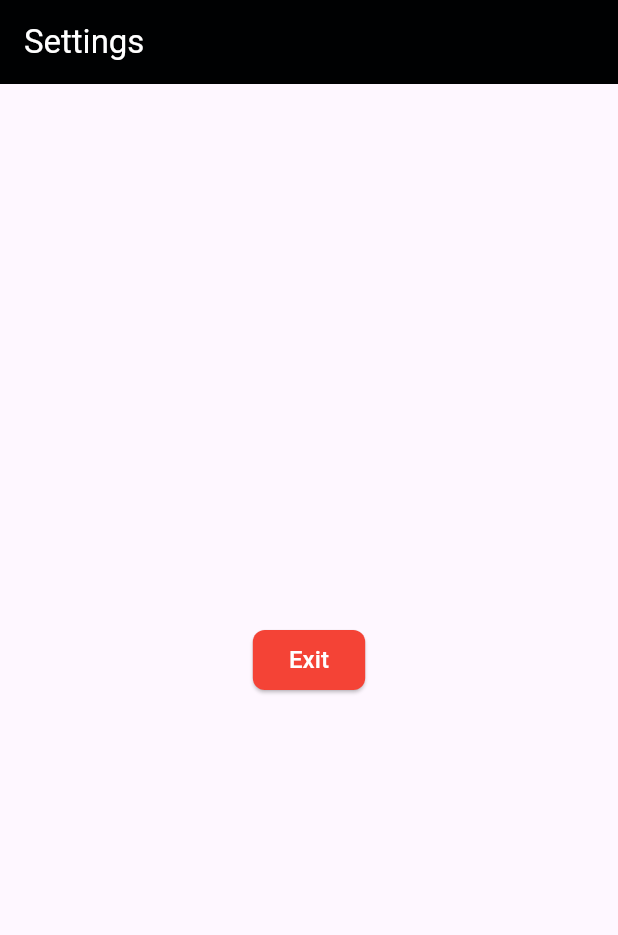
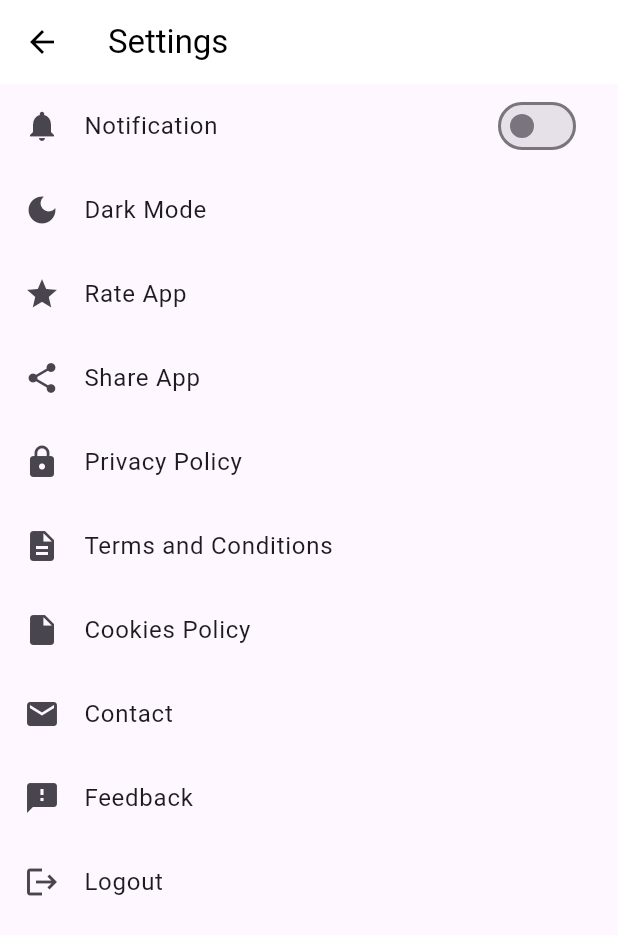
Before and after one commit to DgnK1/autonomousuav, a Flutter app: the SettingsPage screen opened directly, on a phone screen of 412 x 824 dp. Shown: the top 935 px of the screen. Run offline on Flutter 3.47's test engine with Material 3 defaults, Android fonts, the phone set to English and light mode, and no system bars; our stand-ins replace google_maps_flutter.

Commit message:
Modify Settings

```diff
--- a/lib/main.dart
+++ b/lib/main.dart
@@ -314,21 +314,6 @@ class _HomePageState extends State<HomePage> {
                   controller.openView();
                 },
                 leading: const Icon(Icons.search),
-                trailing: <Widget>[
-                  Tooltip(
-                    message: 'Change brightness mode',
-                    child: IconButton(
-                      isSelected: isDark,
-                      onPressed: () {
-                        setState(() {
-                          isDark = !isDark;
-                        });
-                      },
-                      icon: const Icon(Icons.wb_sunny_outlined),
-                      selectedIcon: const Icon(Icons.brightness_2_outlined),
-                    ),
-                  ),
-                ],
               );
             },
             suggestionsBuilder:
@@ -545,40 +530,102 @@ class SettingsPage extends StatefulWidget {
 }
 
 class _SettingsPageState extends State<SettingsPage> {
+  bool notification = false;
+  bool darkMode = false;
+
   @override
   Widget build(BuildContext context) {
+    final isDark = Theme.of(context).brightness == Brightness.dark;
     return Scaffold(
       appBar: AppBar(
-        title: const Text('Settings', style: TextStyle(color: Colors.white)),
-        backgroundColor: const Color.fromARGB(255, 0, 1, 2),
-        automaticallyImplyLeading: false,
+        title: const Text('Settings'),
+        backgroundColor: isDark ? Color(0xFF121212) : Colors.white,
+        foregroundColor: isDark ? Colors.white : Colors.black,
+        leading: BackButton(),
       ),
-      body: Center(
-        child: Column(
-          mainAxisAlignment: MainAxisAlignment.center,
+      body: ListView(
         children: [
-            ElevatedButton(
-              onPressed: () {
-                // Navigate back to the login page
+          SwitchListTile(
+            title: Text('Notification'),
+            secondary: Icon(Icons.notifications),
+            value: notification,
+            onChanged: (bool value) {
+              setState(() {
+                notification = value;
+              });
+            },
+          ),
+          ListTile(
+            leading: Icon(Icons.dark_mode),
+            title: Text('Dark Mode'),
+            onTap: () {
+              setState(() {
+                darkMode = !darkMode;
+              });
+              // You can add actual dark mode toggle logic here if needed
+            },
+          ),
+          ListTile(
+            leading: Icon(Icons.star),
+            title: Text('Rate App'),
+            onTap: () {
+              // Add rate app logic
+            },
+          ),
+          ListTile(
+            leading: Icon(Icons.share),
+            title: Text('Share App'),
+            onTap: () {
+              // Add share app logic
+            },
+          ),
+          ListTile(
+            leading: Icon(Icons.lock),
+            title: Text('Privacy Policy'),
+            onTap: () {
+              // Add privacy policy logic
+            },
+          ),
+          ListTile(
+            leading: Icon(Icons.description),
+            title: Text('Terms and Conditions'),
+            onTap: () {
+              // Add terms and conditions logic
+            },
+          ),
+          ListTile(
+            leading: Icon(Icons.insert_drive_file),
+            title: Text('Cookies Policy'),
+            onTap: () {
+              // Add cookies policy logic
+            },
+          ),
+          ListTile(
+            leading: Icon(Icons.mail),
+            title: Text('Contact'),
+            onTap: () {
+              // Add contact logic
+            },
+          ),
+          ListTile(
+            leading: Icon(Icons.feedback),
+            title: Text('Feedback'),
+            onTap: () {
+              // Add feedback logic
+            },
+          ),
+          ListTile(
+            leading: Icon(Icons.logout),
+            title: Text('Logout'),
+            onTap: () {
               Navigator.pushAndRemoveUntil(
                 context,
                 MaterialPageRoute(builder: (context) => const LoginPage()),
-                  (route) => false, // Remove all previous routes
+                (route) => false,
               );
             },
-              style: ElevatedButton.styleFrom(
-                backgroundColor: Colors.red,
-                shape: RoundedRectangleBorder(
-                  borderRadius: BorderRadius.circular(8),
-                ),
-              ),
-              child: const Text(
-                'Exit',
-                style: TextStyle(fontSize: 16, color: Colors.white),
-              ),
           ),
         ],
-        ),
       ),
     );
   }
```
Lines whose indentation alone changed are shown as unchanged.
